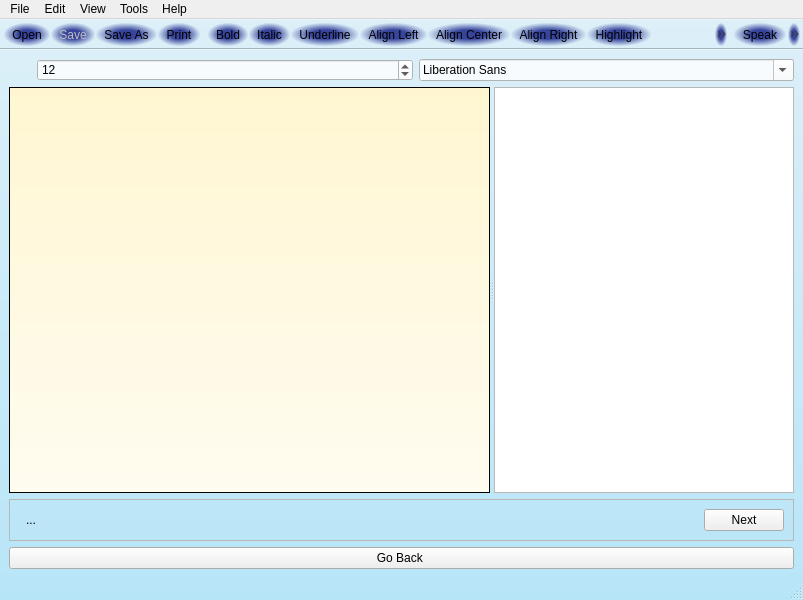
nyov/writetype, file ui/mainwindow.ui: the form before one commit.
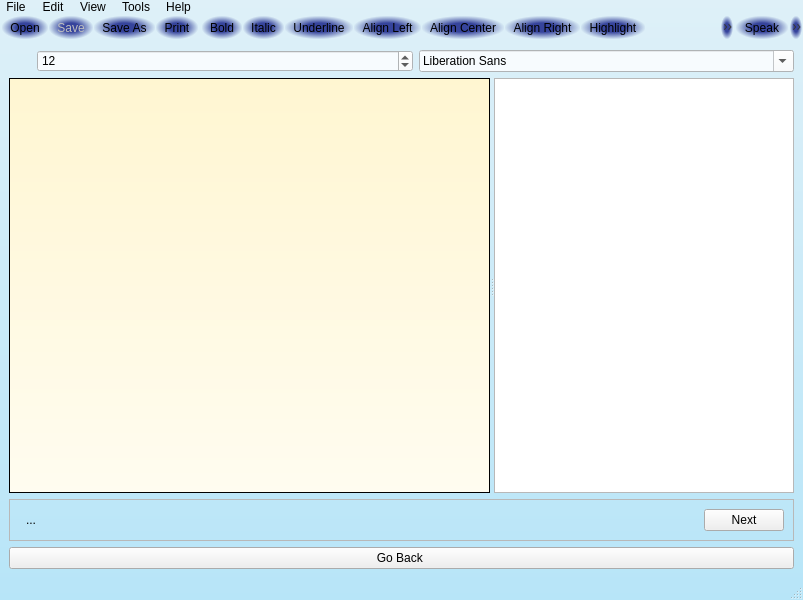
The form after the commit. Icons and pictures are not drawn. Custom widgets are drawn as their Qt base class.

Commit message: Fixed toolbar color, german translations incorporated, random translation fixes

Patch:
```diff
--- a/ui/mainwindow.ui
+++ b/ui/mainwindow.ui
@@ -11,6 +11,196 @@
     <height>600</height>
    </rect>
   </property>
+  <property name="palette">
+   <palette>
+    <active>
+     <colorrole role="Button">
+      <brush brushstyle="LinearGradientPattern">
+       <gradient startx="0.000000000000000" starty="0.000000000000000" endx="0.000000000000000" endy="1.000000000000000" type="LinearGradient" spread="PadSpread" coordinatemode="ObjectBoundingMode">
+        <gradientstop position="0.000000000000000">
+         <color alpha="255">
+          <red>222</red>
+          <green>240</green>
+          <blue>248</blue>
+         </color>
+        </gradientstop>
+        <gradientstop position="1.000000000000000">
+         <color alpha="255">
+          <red>183</red>
+          <green>229</green>
+          <blue>248</blue>
+         </color>
+        </gradientstop>
+       </gradient>
+      </brush>
+     </colorrole>
+     <colorrole role="Base">
+      <brush brushstyle="LinearGradientPattern">
+       <gradient startx="0.000000000000000" starty="0.000000000000000" endx="0.000000000000000" endy="1.000000000000000" type="LinearGradient" spread="PadSpread" coordinatemode="ObjectBoundingMode">
+        <gradientstop position="0.000000000000000">
+         <color alpha="255">
+          <red>222</red>
+          <green>240</green>
+          <blue>248</blue>
+         </color>
+        </gradientstop>
+        <gradientstop position="1.000000000000000">
+         <color alpha="255">
+          <red>183</red>
+          <green>229</green>
+          <blue>248</blue>
+         </color>
+        </gradientstop>
+       </gradient>
+      </brush>
+     </colorrole>
+     <colorrole role="Window">
+      <brush brushstyle="LinearGradientPattern">
+       <gradient startx="0.000000000000000" starty="0.000000000000000" endx="0.000000000000000" endy="1.000000000000000" type="LinearGradient" spread="PadSpread" coordinatemode="ObjectBoundingMode">
+        <gradientstop position="0.000000000000000">
+         <color alpha="255">
+          <red>222</red>
+          <green>240</green>
+          <blue>248</blue>
+         </color>
+        </gradientstop>
+        <gradientstop position="1.000000000000000">
+         <color alpha="255">
+          <red>183</red>
+          <green>229</green>
+          <blue>248</blue>
+         </color>
+        </gradientstop>
+       </gradient>
+      </brush>
+     </colorrole>
+    </active>
+    <inactive>
+     <colorrole role="Button">
+      <brush brushstyle="LinearGradientPattern">
+       <gradient startx="0.000000000000000" starty="0.000000000000000" endx="0.000000000000000" endy="1.000000000000000" type="LinearGradient" spread="PadSpread" coordinatemode="ObjectBoundingMode">
+        <gradientstop position="0.000000000000000">
+         <color alpha="255">
+          <red>222</red>
+          <green>240</green>
+          <blue>248</blue>
+         </color>
+        </gradientstop>
+        <gradientstop position="1.000000000000000">
+         <color alpha="255">
+          <red>183</red>
+          <green>229</green>
+          <blue>248</blue>
+         </color>
+        </gradientstop>
+       </gradient>
+      </brush>
+     </colorrole>
+     <colorrole role="Base">
+      <brush brushstyle="LinearGradientPattern">
+       <gradient startx="0.000000000000000" starty="0.000000000000000" endx="0.000000000000000" endy="1.000000000000000" type="LinearGradient" spread="PadSpread" coordinatemode="ObjectBoundingMode">
+        <gradientstop position="0.000000000000000">
+         <color alpha="255">
+          <red>222</red>
+          <green>240</green>
+          <blue>248</blue>
+         </color>
+        </gradientstop>
+        <gradientstop position="1.000000000000000">
+         <color alpha="255">
+          <red>183</red>
+          <green>229</green>
+          <blue>248</blue>
+         </color>
+        </gradientstop>
+       </gradient>
+      </brush>
+     </colorrole>
+     <colorrole role="Window">
+      <brush brushstyle="LinearGradientPattern">
+       <gradient startx="0.000000000000000" starty="0.000000000000000" endx="0.000000000000000" endy="1.000000000000000" type="LinearGradient" spread="PadSpread" coordinatemode="ObjectBoundingMode">
+        <gradientstop position="0.000000000000000">
+         <color alpha="255">
+          <red>222</red>
+          <green>240</green>
+          <blue>248</blue>
+         </color>
+        </gradientstop>
+        <gradientstop position="1.000000000000000">
+         <color alpha="255">
+          <red>183</red>
+          <green>229</green>
+          <blue>248</blue>
+         </color>
+        </gradientstop>
+       </gradient>
+      </brush>
+     </colorrole>
+    </inactive>
+    <disabled>
+     <colorrole role="Button">
+      <brush brushstyle="LinearGradientPattern">
+       <gradient startx="0.000000000000000" starty="0.000000000000000" endx="0.000000000000000" endy="1.000000000000000" type="LinearGradient" spread="PadSpread" coordinatemode="ObjectBoundingMode">
+        <gradientstop position="0.000000000000000">
+         <color alpha="255">
+          <red>222</red>
+          <green>240</green>
+          <blue>248</blue>
+         </color>
+        </gradientstop>
+        <gradientstop position="1.000000000000000">
+         <color alpha="255">
+          <red>183</red>
+          <green>229</green>
+          <blue>248</blue>
+         </color>
+        </gradientstop>
+       </gradient>
+      </brush>
+     </colorrole>
+     <colorrole role="Base">
+      <brush brushstyle="LinearGradientPattern">
+       <gradient startx="0.000000000000000" starty="0.000000000000000" endx="0.000000000000000" endy="1.000000000000000" type="LinearGradient" spread="PadSpread" coordinatemode="ObjectBoundingMode">
+        <gradientstop position="0.000000000000000">
+         <color alpha="255">
+          <red>222</red>
+          <green>240</green>
+          <blue>248</blue>
+         </color>
+        </gradientstop>
+        <gradientstop position="1.000000000000000">
+         <color alpha="255">
+          <red>183</red>
+          <green>229</green>
+          <blue>248</blue>
+         </color>
+        </gradientstop>
+       </gradient>
+      </brush>
+     </colorrole>
+     <colorrole role="Window">
+      <brush brushstyle="LinearGradientPattern">
+       <gradient startx="0.000000000000000" starty="0.000000000000000" endx="0.000000000000000" endy="1.000000000000000" type="LinearGradient" spread="PadSpread" coordinatemode="ObjectBoundingMode">
+        <gradientstop position="0.000000000000000">
+         <color alpha="255">
+          <red>222</red>
+          <green>240</green>
+          <blue>248</blue>
+         </color>
+        </gradientstop>
+        <gradientstop position="1.000000000000000">
+         <color alpha="255">
+          <red>183</red>
+          <green>229</green>
+          <blue>248</blue>
+         </color>
+        </gradientstop>
+       </gradient>
+      </brush>
+     </colorrole>
+    </disabled>
+   </palette>
+  </property>
   <property name="windowTitle">
    <string>MainWindow</string>
   </property>
@@ -27,6 +217,13 @@
 }
 #MainWindow .QToolBar {
 	background: transparent;
+    border: 0px solid gray; /* To force deep redraw */
+    border-radius: 0px;
+}
+#MainWindow .QMenuBar {
+	background: transparent;
+    border: 0px solid gray; /* To force deep redraw */
+    border-radius: 0px;
 }
 QFontComboBox, QSpinBox {
 	background: rgb(247, 251, 254);
@@ -34,6 +231,12 @@
 #textArea { 
 	background: qlineargradient(spread:pad, x1:0, y1:0, x2:0, y2:1, stop:0 rgba(255, 246, 209, 255), stop:1 rgba(255, 252, 240, 255));
 }
+#MainWindow QMenuBar::item {
+    background: transparent;
+    border: 0px solid gray; /* To force deep redraw */
+    border-radius: 0px;
+    margin-right: 10px;
+}
 #MainWindow QMenu {
 	background-color: rgb(217, 245, 255);
 	border: 2px solid gray;
@@ -219,7 +422,7 @@
      <x>0</x>
      <y>0</y>
      <width>803</width>
-     <height>21</height>
+     <height>15</height>
     </rect>
    </property>
    <widget class="QMenu" name="menuView">
```
Left out of the diff: 4 changed lines with no effect on the pictures. The commit also changes 5 other files.
